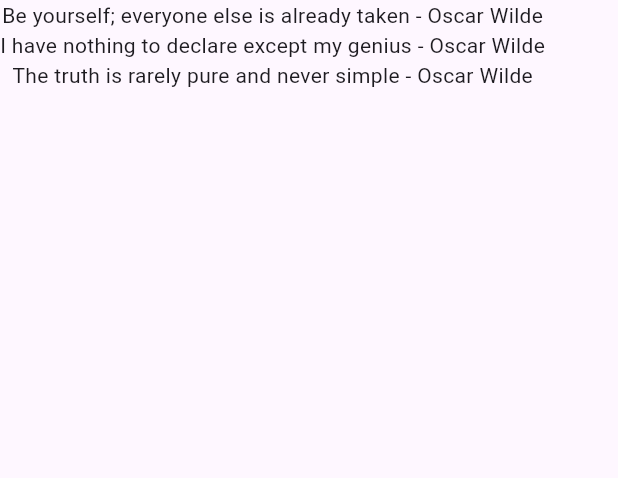
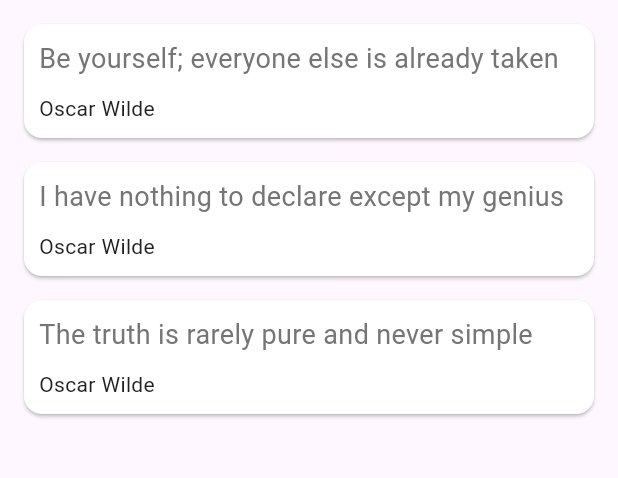
Before and after one commit to Habtewold-D/quote_flutter, a Flutter app: the screen it shows after launch, on a phone screen of 412 x 824 dp, the part 84-562 px from its top. Run offline on Flutter 3.47's test engine with Material 3 defaults, Android fonts, the phone set to English and light mode, and no system bars.

Commit message:
quotes are in the card

```diff
--- a/lib/main.dart
+++ b/lib/main.dart
@@ -19,6 +19,30 @@ class _QuoteListState extends State<QuoteList> {
     Quote('The truth is rarely pure and never simple', 'Oscar Wilde'),
   ];
 
+  Widget quoteTemplate(quote) {
+    return Card(
+      color: Colors.white,
+      margin: EdgeInsets.fromLTRB(16.0, 16.0, 16.0, 0),
+      child: Padding(
+        padding: const EdgeInsets.all(10.0),
+        child: Column(
+          crossAxisAlignment: CrossAxisAlignment.stretch,
+          children: <Widget>[
+            Text(
+              quote.text,
+              style: TextStyle(color: Colors.grey[600], fontSize: 18.0),
+            ),
+            SizedBox(height: 10.0),
+            Text(
+              quote.author,
+              style: TextStyle(color: Colors.grey[900], fontSize: 14.0),
+            ),
+          ],
+        ),
+      ),
+    );
+  }
+
   @override
   Widget build(BuildContext context) {
     return (Scaffold(
@@ -29,10 +53,7 @@ class _QuoteListState extends State<QuoteList> {
         foregroundColor: Colors.white,
       ),
       body: Column(
-        children:
-            quotes
-                .map((quote) => Text('${quote.text} - ${quote.author}'))
-                .toList(),
+        children: quotes.map((quote) => quoteTemplate(quote)).toList(),
       ),
     ));
   }
```
